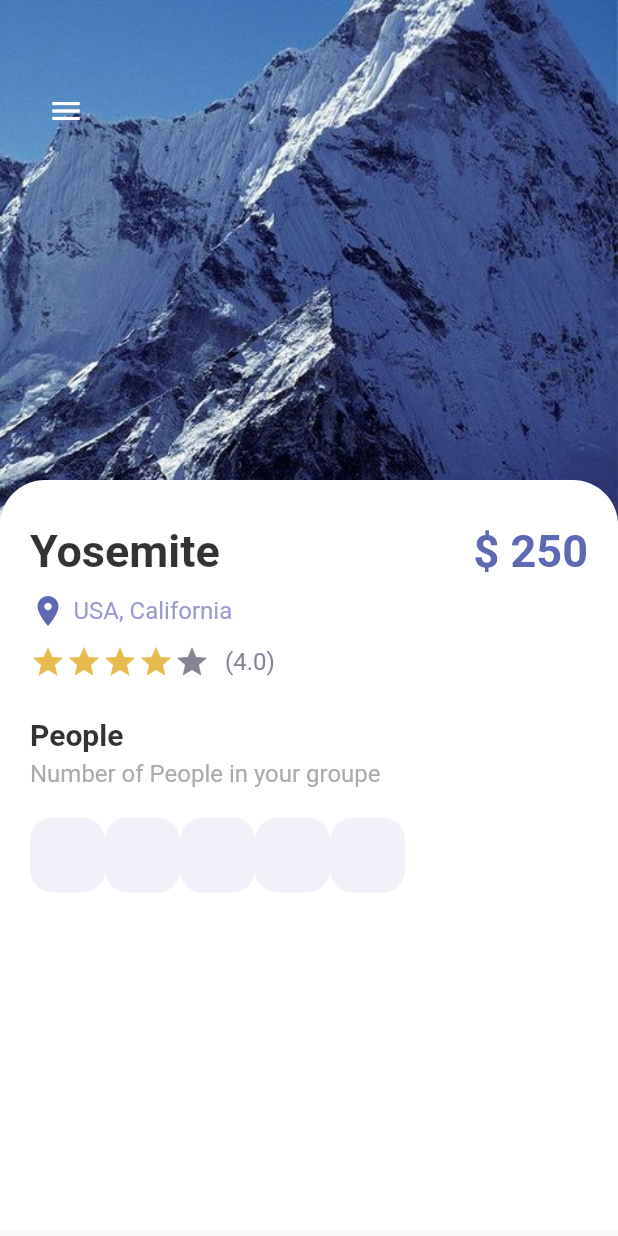
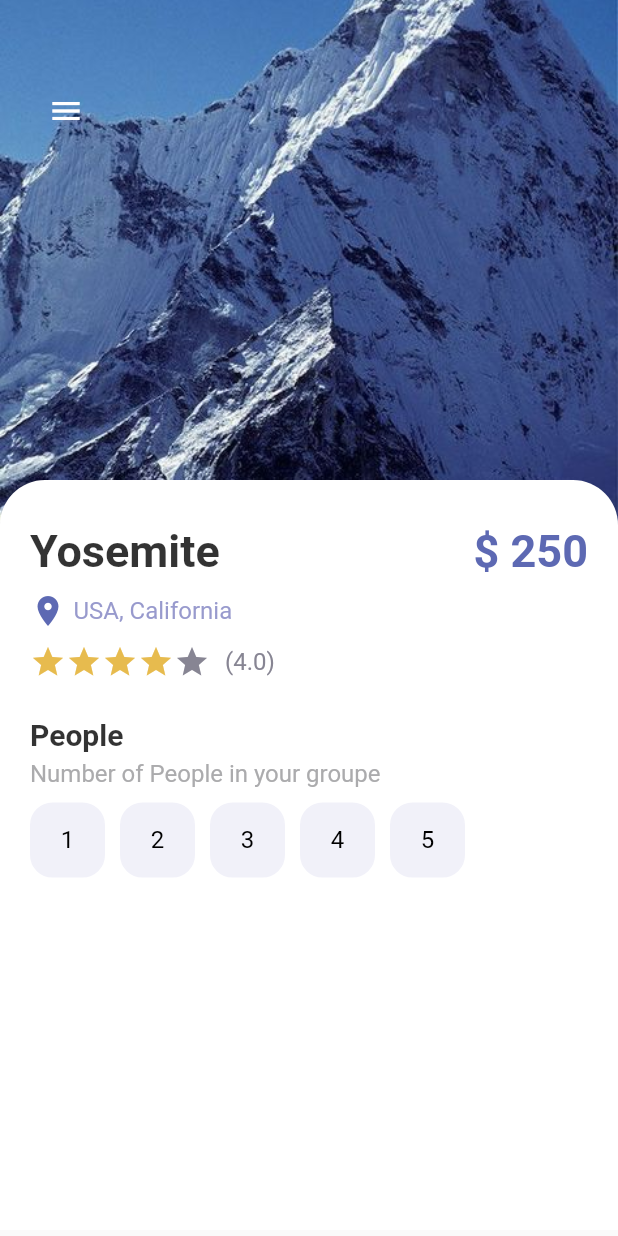
Before and after one commit to Sihamtahi/Tripy, a Flutter app: the screen it shows after launch, on a phone screen of 412 x 824 dp. Run offline on Flutter 3.47's test engine with Material 2 defaults, Android fonts, the phone set to English and light mode, and no system bars.

Commit message:
adding  app buttons to detail page

```diff
--- a/lib/detail_page.dart
+++ b/lib/detail_page.dart
@@ -15,6 +15,7 @@ class Detailpage extends StatefulWidget {
 
 class _DetailpageState extends State<Detailpage> {
   int gottenStars = 4;
+  int selectedIndex=-1 ;
   @override
   Widget build(BuildContext context) {
     return Scaffold(
@@ -100,13 +101,27 @@ class _DetailpageState extends State<Detailpage> {
                     AppLargeText(text: "People", color: Colors.black54.withOpacity(0.8), size: 20,),
                     SizedBox(height: 5,),
                     AppText(text: "Number of People in your groupe", color: AppColors.mainTextColor,),
-                    SizedBox(height: 20,),
+                    SizedBox(height: 10,),
                     Wrap(
                       children: List.generate(5, (index) {
-                        return AppButtons(size: 50,
-                            color: Colors.black,
-                            backgroundColor:  AppColors.buttonBackground,
-                            borderColor: AppColors.buttonBackground );
+                        return InkWell(
+                          onTap: (){
+                            setState(() { // because we need to retrigger the build we use SetState
+                              selectedIndex = index;
+                            });
+
+                          },
+                          child: Container(
+                            margin: const EdgeInsets.only(right: 10),
+                            child: AppButtons(
+                                size: 50,
+                                color: selectedIndex == index?Colors.white: Colors.black,
+                                backgroundColor: selectedIndex == index? Colors.black: AppColors.buttonBackground,
+                                borderColor: selectedIndex == index? Colors.black: AppColors.buttonBackground,
+                                text: (index +1 ).toString(),
+                                 ),
+                          ),
+                        );
                       }),
                     )
 
--- a/lib/widgets/app_button.dart
+++ b/lib/widgets/app_button.dart
@@ -1,18 +1,30 @@
 
 import 'package:cubit_application/misc/colors.dart';
+import 'package:cubit_application/widgets/app_text.dart';
 import 'package:flutter/cupertino.dart';
+import 'package:flutter/material.dart';
 
 class AppButtons extends StatelessWidget {
   final Color color;
+  String? text;
+  IconData? icon;
   final Color backgroundColor;
   double size;
   final Color borderColor;
+  bool? isIcon;
 
-    AppButtons({Key? key, required this.size, required this.color, required this.backgroundColor, required this.borderColor}) : super(key: key);
+    AppButtons({Key? key,  this.isIcon= false,
+      this.text = "hi",
+      this.icon ,
+      required this.size,
+      required this.color,
+      required this.backgroundColor,
+      required this.borderColor}) : super(key: key);
 
   @override
   Widget build(BuildContext context) {
     return Container(
+
       width: size,
       height: size,
       decoration: BoxDecoration(
@@ -23,6 +35,7 @@ class AppButtons extends StatelessWidget {
         borderRadius: BorderRadius.circular(15),
         color: backgroundColor,
       ),
+      child: isIcon == false?Center(child: AppText(text: text!, color: color,)): Center(child: Icon(icon, color: color,))
     );
   }
 }
```
